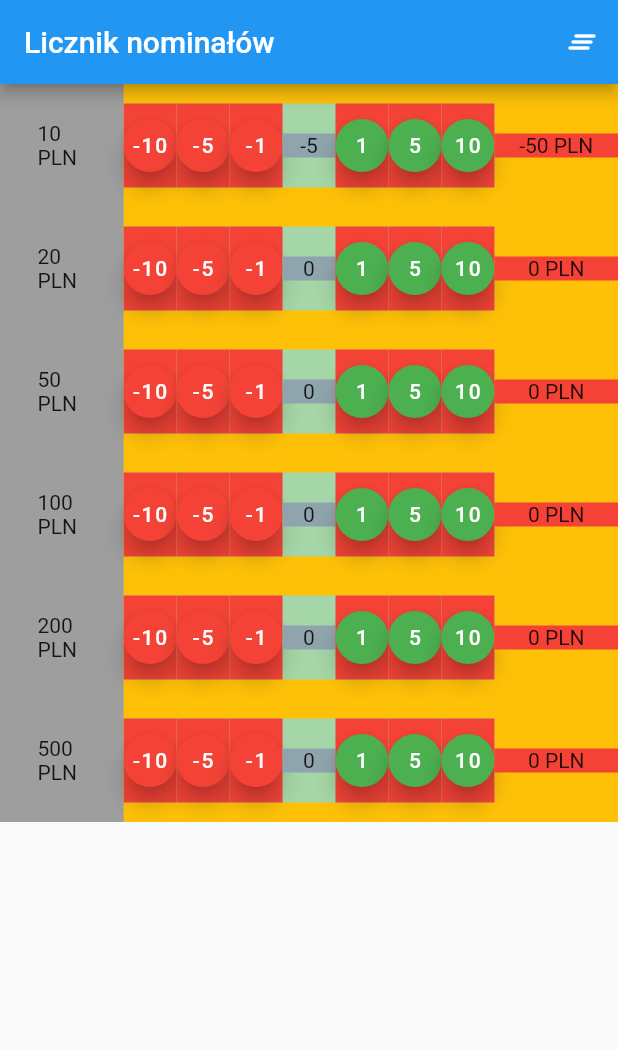
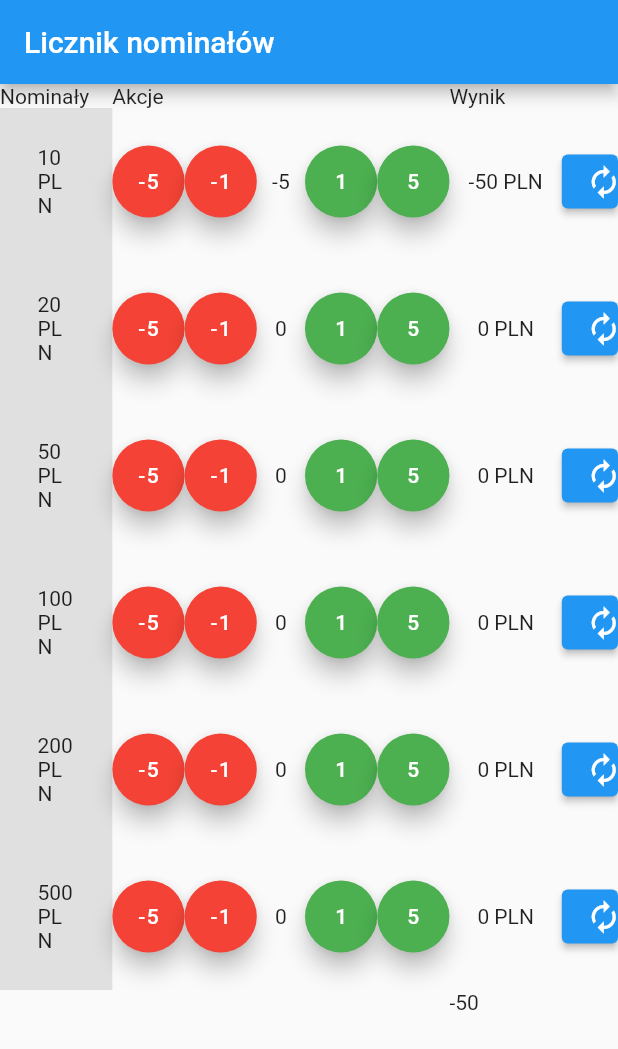
Before and after one commit to Xareth/money_counter_2, a Flutter app: the screen it shows after launch, after a tap on an icon or button, on a phone screen of 412 x 824 dp. Shown: the top 1049 px of the screen. Run offline on Flutter 3.47's test engine with Material 2 defaults, Android fonts, the phone set to English and light mode, and no system bars; our stand-ins replace bloc, flutter_bloc.

Commit message:
Refactor code

```diff
--- a/lib/features/money/cubit/money_cubit.dart
+++ b/lib/features/money/cubit/money_cubit.dart
@@ -3,25 +3,45 @@ import 'package:money_counter_2/features/money/data/money_data.dart';
 part 'money_state.dart';
 
 class MoneyCubit extends Cubit<MoneyState> {
-  MoneyCubit() : super(MoneyState(moneyCounter: moneyData));
+  MoneyCubit()
+      : super(MoneyState(moneyCounter: moneyData, moneySummary: moneySummary));
 
+  // Action to increase current state
   void increment(int newValue, int position) {
     final newState = state.moneyCounter;
     newState[position][2] = state.moneyCounter[position][2] + newValue;
     newState[position][3] =
         (state.moneyCounter[position][2]) * state.moneyCounter[position][1];
-    emit(MoneyState(moneyCounter: newState));
+
+    var newSum = moneySum();
+    emit(MoneyState(moneyCounter: newState, moneySummary: newSum));
   }
 
+  // Action to decrease current state
   void decrement(int newValue, int position) {
     final newState = state.moneyCounter;
     newState[position][2] = state.moneyCounter[position][2] - newValue;
     newState[position][3] =
         (state.moneyCounter[position][2]) * state.moneyCounter[position][1];
-    emit(MoneyState(moneyCounter: newState));
+    var newSum = moneySum();
+    emit(MoneyState(moneyCounter: newState, moneySummary: newSum));
   }
 
-  void reset() {
-    emit(MoneyState(moneyCounter: moneyData));
+  // Action to reset particular row
+  void reset(int position) {
+    final newState = state.moneyCounter;
+    newState[position][2] = 0;
+    newState[position][3] = 0;
+    var newSum = moneySum();
+    emit(MoneyState(moneyCounter: newState, moneySummary: newSum));
+  }
+
+  // Sum all money counted
+  int moneySum() {
+    int moneySum = 0;
+    for (var data in moneyData) {
+      moneySum = data[3] + moneySum;
+    }
+    return moneySum;
   }
 }
--- a/lib/features/money/cubit/money_state.dart
+++ b/lib/features/money/cubit/money_state.dart
@@ -2,6 +2,7 @@ part of 'money_cubit.dart';
 
 class MoneyState {
   List<dynamic> moneyCounter;
+  int moneySummary;
 
-  MoneyState({required this.moneyCounter});
+  MoneyState({required this.moneyCounter, required this.moneySummary});
 }
--- a/lib/features/money/data/money_data.dart
+++ b/lib/features/money/data/money_data.dart
@@ -6,3 +6,17 @@ List<dynamic> moneyData = [
   [4, 200, 0, 0],
   [5, 500, 0, 0],
 ];
+
+Map<String, List> moneyData2 = {
+  "moneyItems": [
+    [0, 10, 0, 0],
+    [1, 20, 0, 0],
+    [2, 50, 0, 0],
+    [3, 100, 0, 0],
+    [4, 200, 0, 0],
+    [5, 500, 0, 0],
+  ],
+  "moneySummary": [0]
+};
+
+int moneySummary = 0;
--- a/lib/features/money/page/money.dart
+++ b/lib/features/money/page/money.dart
@@ -19,16 +19,11 @@ class _MoneyState extends State<Money> {
       child: Scaffold(
         appBar: AppBar(
           title: const Text('Licznik nominałów'),
-          actions: <Widget>[
-            IconButton(
-                onPressed: () {
-                  context.read<MoneyCubit>().reset();
-                },
-                icon: const Icon(Icons.clear_all_rounded)),
-          ],
         ),
         // Money Content
-        body: const MoneyContent(),
+        body: ConstrainedBox(
+            constraints: const BoxConstraints.expand(width: 800),
+            child: const MoneyContent()),
       ),
     );
   }
@@ -46,10 +41,46 @@ class MoneyContent extends StatelessWidget {
       mainAxisAlignment: MainAxisAlignment.start,
       crossAxisAlignment: CrossAxisAlignment.stretch,
       children: <Widget>[
+        // Row with headers
+        Row(
+          mainAxisAlignment: MainAxisAlignment.center,
+          children: const <Widget>[
+            Expanded(flex: 2, child: Text('Nominały')),
+            Expanded(flex: 6, child: Text('Akcje')),
+            Expanded(flex: 2, child: Text('Wynik')),
+            Expanded(flex: 1, child: Text('')),
+          ],
+        ),
         // Rows with each money counter
         for (var data in moneyData) ...[
-          Container(
-            color: Colors.amber,
+          Column(
+            children: <Widget>[
+              MoneyContentMain(data: data),
+            ],
+          ),
+        ],
+        // Row with summary
+        const MoneyContentSummaryRow()
+      ],
+    );
+  }
+}
+
+// Rows with each money counter
+class MoneyContentMain extends StatelessWidget {
+  const MoneyContentMain({
+    Key? key,
+    required this.data,
+  }) : super(key: key);
+
+  // ignore: prefer_typing_uninitialized_variables
+  final data;
+
+  @override
+  Widget build(BuildContext context) {
+    // ignore: avoid_unnecessary_containers
+    return Container(
+      // color: Colors.amber,
       child: Row(
         mainAxisAlignment: MainAxisAlignment.center,
         children: <Widget>[
@@ -62,20 +93,28 @@ class MoneyContent extends StatelessWidget {
           // Row with actions increase and decrease money counter and score Field
           Flexible(
             flex: 6,
-                  child: MoneyContentChangeActions(
-                      data: data, moneyData: moneyData),
+            child: MoneyContentChangeActions(data: data, moneyData: moneyData),
           ),
           // Container with money results
           Flexible(
             flex: 2,
             child: MoneyContentScore(
               data: data,
-                    ))
-              ],
+            ),
+          ),
+          // Button to reset current score in a row
+          Flexible(
+            flex: 1,
+            child: ElevatedButton(
+              style: const ButtonStyle(),
+              onPressed: () {
+                context.read<MoneyCubit>().reset(data[0]);
+              },
+              child: const Icon(Icons.autorenew),
             ),
           )
         ],
-      ],
+      ),
     );
   }
 }
@@ -91,7 +130,7 @@ class MoneyContentLabel extends StatelessWidget {
     return Container(
       alignment: Alignment.center,
       padding: const EdgeInsets.all(25),
-      color: Colors.grey,
+      color: Colors.grey[300],
       child: Text('$label PLN'),
     );
   }
@@ -103,14 +142,14 @@ class MoneyContentChangeActions extends StatelessWidget {
       {Key? key, required this.data, required this.moneyData})
       : super(key: key);
 
-  final moneyValues = [1, 5, 10];
+  final moneyValues = [1, 5];
   final List<dynamic> data;
   final List<dynamic> moneyData;
 
   @override
   Widget build(BuildContext context) {
+    // ignore: avoid_unnecessary_containers
     return Container(
-      color: Colors.green[200],
       child: Row(
         mainAxisAlignment: MainAxisAlignment.spaceAround,
         children: <Widget>[
@@ -163,8 +202,8 @@ class MoneyContentChangeActionsChangeButtons extends StatelessWidget {
         for (final moneyValue
             in isIncrement ? moneyValues : moneyValues.reversed) ...[
           Flexible(
+            // ignore: avoid_unnecessary_containers
             child: Container(
-              color: Colors.red,
               child: FloatingActionButton(
                   onPressed: () {
                     isIncrement
@@ -194,8 +233,8 @@ class MoneyContentButtonsSizedBox extends StatelessWidget {
 
   @override
   Widget build(BuildContext context) {
+    // ignore: avoid_unnecessary_containers
     return Container(
-      color: Colors.brown,
       child: const SizedBox(
         width: 10,
       ),
@@ -214,7 +253,6 @@ class MoneyContentResultField extends StatelessWidget {
   Widget build(BuildContext context) {
     return Container(
       alignment: Alignment.center,
-      color: Colors.blueGrey[300],
       child: BlocBuilder<MoneyCubit, MoneyState>(
         builder: (context, state) {
           return Text(state.moneyCounter[position][2].toString());
@@ -224,7 +262,6 @@ class MoneyContentResultField extends StatelessWidget {
   }
 }
 
-// Container with money results
 class MoneyContentScore extends StatelessWidget {
   const MoneyContentScore({Key? key, required this.data}) : super(key: key);
 
@@ -234,7 +271,6 @@ class MoneyContentScore extends StatelessWidget {
   Widget build(BuildContext context) {
     return Container(
       alignment: Alignment.center,
-      color: Colors.red,
       child: BlocBuilder<MoneyCubit, MoneyState>(
         builder: (context, state) {
           final score = state.moneyCounter[data[0]][3].toString();
@@ -244,3 +280,30 @@ class MoneyContentScore extends StatelessWidget {
     );
   }
 }
+
+class MoneyContentSummaryRow extends StatelessWidget {
+  const MoneyContentSummaryRow({
+    Key? key,
+  }) : super(key: key);
+
+  @override
+  Widget build(BuildContext context) {
+    return Row(
+      mainAxisAlignment: MainAxisAlignment.center,
+      children: <Widget>[
+        Expanded(flex: 8, child: Container()),
+        Expanded(
+          flex: 2,
+          // ignore: avoid_unnecessary_containers
+          child: Container(
+            child:
+                BlocBuilder<MoneyCubit, MoneyState>(builder: (context, state) {
+              return Text(state.moneySummary.toString());
+            }),
+          ),
+        ),
+        Expanded(flex: 1, child: Container()),
+      ],
+    );
+  }
+}
```
Lines whose indentation alone changed are shown as unchanged.
